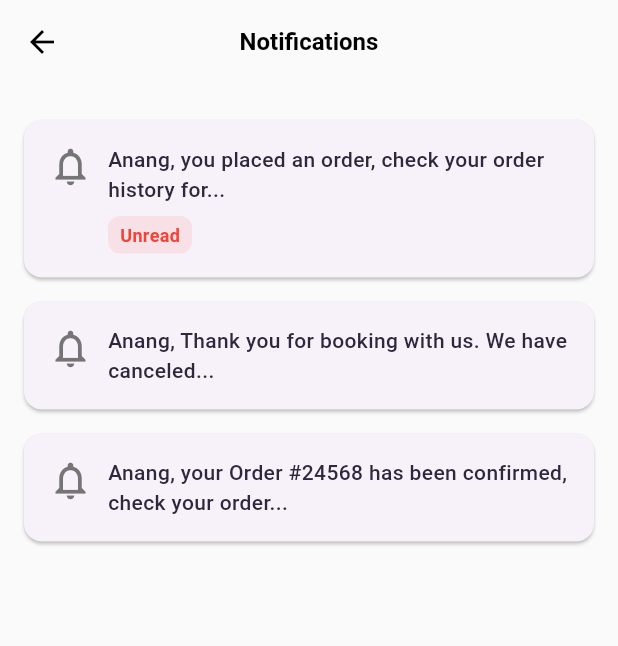
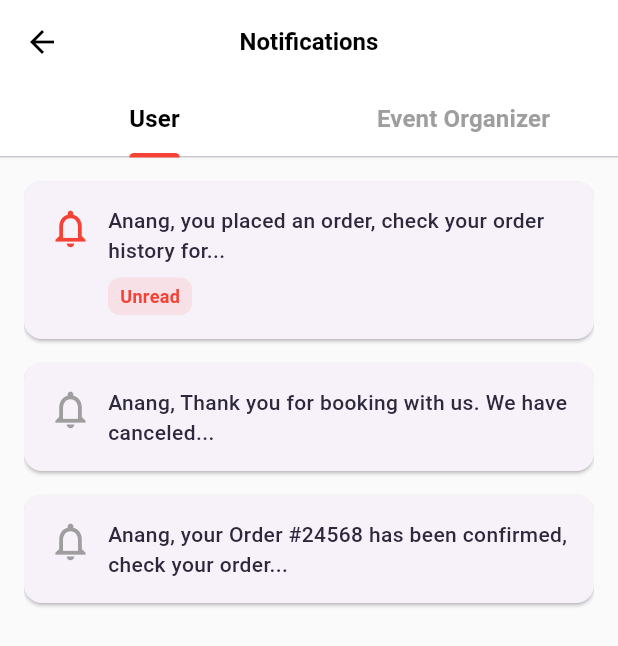
Before and after one commit to TI-3D/fest-ticketing-app, a Flutter app: the NotificationPage screen opened directly, on a phone screen of 412 x 824 dp. Shown: the top 646 px of the screen. Run offline on Flutter 3.47's test engine with Material 3 defaults, Android fonts, the phone set to English and light mode, and no system bars; our stand-ins replace dartz, dio, equatable, firebase_core, fl_chart, flutter_bloc and 6 more; accounts and stored records are empty; Roboto replaces fonts that are missing (CircularStd).

Commit message:
refactor: update notification page to use category option and update navigation

```diff
--- a/lib/presentation/notifications/screen/notifications.dart
+++ b/lib/presentation/notifications/screen/notifications.dart
@@ -1,27 +1,56 @@
-// notifications.dart
 import 'package:flutter/material.dart';
-import 'package:fest_ticketing/presentation/notifications/screen/notification_detail_page.dart';
 
-class NotificationPage extends StatelessWidget {
-  final List<Map<String, String>> notifications = [
+class NotificationPage extends StatefulWidget {
+  const NotificationPage({super.key});
+
+  @override
+  State<NotificationPage> createState() => _NotificationPageState();
+}
+
+class _NotificationPageState extends State<NotificationPage> with SingleTickerProviderStateMixin {
+  late TabController _tabController;
+
+  final List<Map<String, String>> userNotifications = [
     {
-      "message":
-          "Anang, you placed an order, check your order history for full details",
+      "message": "Anang, you placed an order, check your order history for full details",
       "read": "false"
     },
     {
-      "message":
-          "Anang, Thank you for booking with us. We have canceled order #24568.",
+      "message": "Anang, Thank you for booking with us. We have canceled order #24568.",
       "read": "true"
     },
     {
-      "message":
-          "Anang, your Order #24568 has been confirmed, check your order history...",
+      "message": "Anang, your Order #24568 has been confirmed, check your order history...",
       "read": "true"
     },
   ];
 
-  NotificationPage({super.key});
+  final List<Map<String, String>> organizerNotifications = [
+    {
+      "message": "Event #24568 has been successfully created.",
+      "read": "true"
+    },
+    {
+      "message": "Your event registration is under review.",
+      "read": "false"
+    },
+    {
+      "message": "Your payment for Event #24568 has been confirmed.",
+      "read": "true"
+    },
+  ];
+
+  @override
+  void initState() {
+    super.initState();
+    _tabController = TabController(length: 2, vsync: this);
+  }
+
+  @override
+  void dispose() {
+    _tabController.dispose();
+    super.dispose();
+  }
 
   @override
   Widget build(BuildContext context) {
@@ -35,9 +64,37 @@ class NotificationPage extends StatelessWidget {
           fontSize: 16,
           fontWeight: FontWeight.bold,
         ),
+        backgroundColor: Colors.white,
+        bottom: TabBar(
+          controller: _tabController,
+          indicatorColor: Colors.red,
+          indicatorWeight: 3,
+          labelColor: Colors.black,
+          unselectedLabelColor: Colors.grey,
+          labelStyle: const TextStyle(
+            fontWeight: FontWeight.bold,
           ),
-      body: ListView.builder(
-        padding: const EdgeInsets.all(16),
+          tabs: const [
+            Tab(text: "User"),
+            Tab(text: "Event Organizer"),
+          ],
+        ),
+      ),
+      body: Padding(
+        padding: const EdgeInsets.symmetric(horizontal: 16.0, vertical: 8.0),
+        child: TabBarView(
+          controller: _tabController,
+          children: [
+            _buildNotificationList(userNotifications),
+            _buildNotificationList(organizerNotifications),
+          ],
+        ),
+      ),
+    );
+  }
+
+  Widget _buildNotificationList(List<Map<String, String>> notifications) {
+    return ListView.builder(
       itemCount: notifications.length,
       itemBuilder: (context, index) {
         return NotificationCard(
@@ -56,7 +113,6 @@ class NotificationPage extends StatelessWidget {
           },
         );
       },
-      ),
     );
   }
 }
@@ -97,7 +153,7 @@ class NotificationCard extends StatelessWidget {
               Icon(
                 Icons.notifications_none,
                 size: 30,
-                color: Colors.grey.shade600,
+                color: isRead ? Colors.grey : Colors.red,
               ),
               const SizedBox(width: 10),
               Expanded(
@@ -140,3 +196,25 @@ class NotificationCard extends StatelessWidget {
     );
   }
 }
+
+class NotificationDetailPage extends StatelessWidget {
+  final String message;
+
+  const NotificationDetailPage({super.key, required this.message});
+
+  @override
+  Widget build(BuildContext context) {
+    return Scaffold(
+      appBar: AppBar(
+        title: const Text("Notification Detail"),
+      ),
+      body: Padding(
+        padding: const EdgeInsets.all(16.0),
+        child: Text(
+          message,
+          style: const TextStyle(fontSize: 16),
+        ),
+      ),
+    );
+  }
+}
```
Also changed, not shown: lib/core/main_menu/screen/main_menu.dart (+47 -8 lines). Lines whose indentation alone changed are shown as unchanged.
